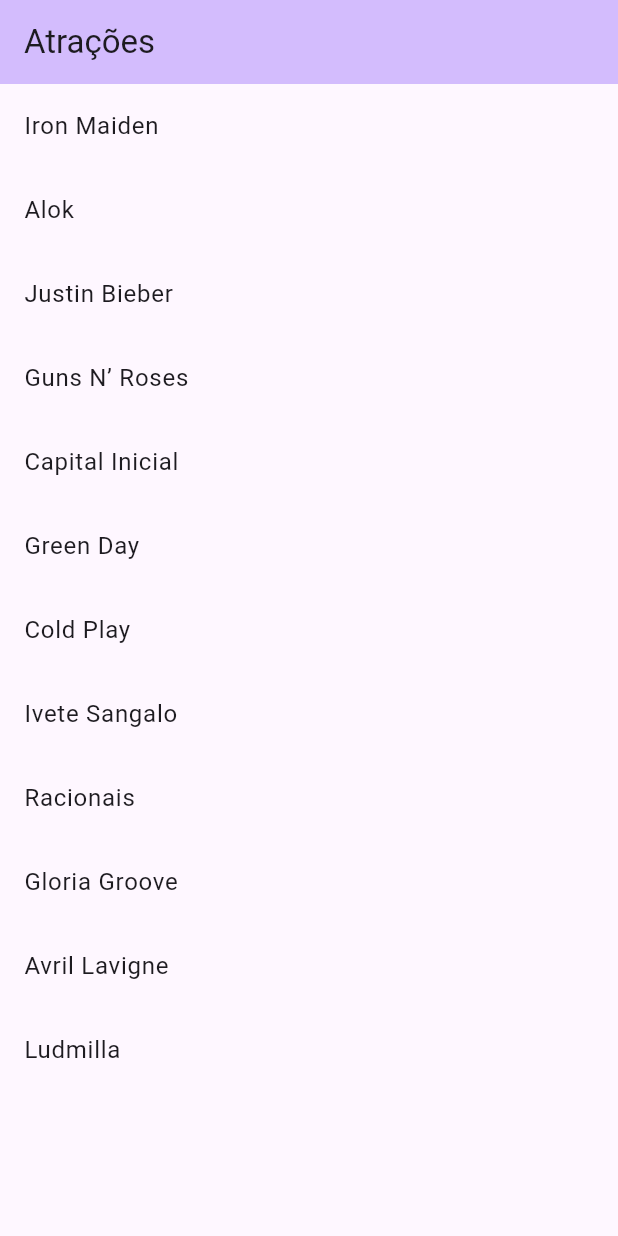
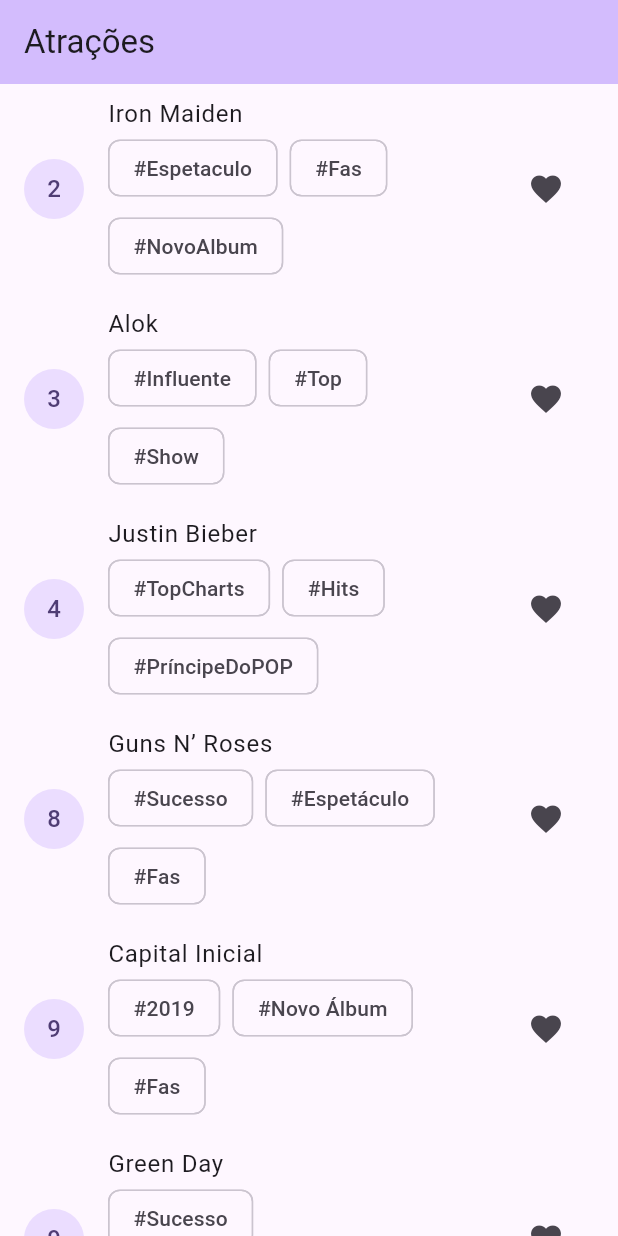
Before and after one commit to JansenDF/favorites_rock_in_rio, a Flutter app: the screen it shows after launch, on a phone screen of 412 x 824 dp. Run offline on Flutter 3.47's test engine with Material 3 defaults, Android fonts, the phone set to English and light mode, and no system bars.

Commit message:
Complementado itens da lista (subtitulos, tags e icones)

```diff
--- a/lib/main.dart
+++ b/lib/main.dart
@@ -79,6 +79,19 @@
         itemBuilder: (context, index) {
           return ListTile(
             title: Text(listaAtracoes[index].nome),
+            subtitle: Wrap(
+              spacing: 8,
+              runSpacing: 4,
+              children: listaAtracoes[index]
+                  .tags
+                  .map((tag) => Chip(label: Text('#$tag')))
+                  .toList(),
+            ),
+            leading: CircleAvatar(
+              child: Text('${listaAtracoes[index].dia}'),
+            ),
+            trailing:
+                IconButton(onPressed: () {}, icon: const Icon(Icons.favorite)),
           );
         },
       ),
```
